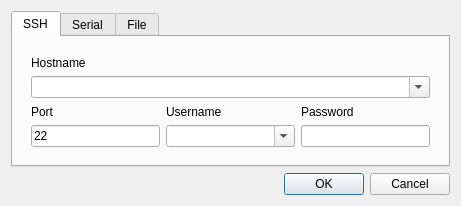
Old version of the form opendialog.ui in the repository cdesjardins/ComBomb.
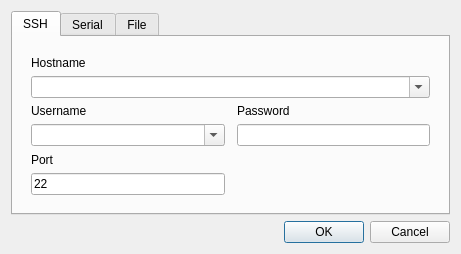
New version of the form. The open tabs and pages were chosen to show the change. Icons and pictures are not drawn.

Commit message: Rearrange opendialog again

```diff
--- a/opendialog.ui
+++ b/opendialog.ui
@@ -7,7 +7,7 @@
     <x>0</x>
     <y>0</y>
     <width>461</width>
-    <height>202</height>
+    <height>250</height>
    </rect>
   </property>
   <property name="sizePolicy">
@@ -36,8 +36,8 @@
       <attribute name="title">
        <string>SSH</string>
       </attribute>
-      <layout class="QVBoxLayout" name="verticalLayout">
-       <item>
+      <layout class="QGridLayout" name="gridLayout_5">
+       <item row="0" column="0">
         <widget class="QWidget" name="widget" native="true">
          <property name="sizePolicy">
           <sizepolicy hsizetype="Expanding" vsizetype="Expanding">
@@ -46,42 +46,10 @@
           </sizepolicy>
          </property>
          <layout class="QGridLayout" name="gridLayout_2">
-          <item row="0" column="0" colspan="3">
-           <widget class="QLabel" name="label_8">
-            <property name="text">
-             <string>Hostname</string>
-            </property>
-           </widget>
+          <item row="7" column="2">
+           <widget class="QLineEdit" name="_passwordLineEdit"/>
           </item>
-          <item row="1" column="0" colspan="3">
-           <widget class="QComboBox" name="_hostNameComboBox">
-            <property name="editable">
-             <bool>true</bool>
-            </property>
-           </widget>
-          </item>
-          <item row="2" column="0">
-           <widget class="QLabel" name="label_9">
-            <property name="text">
-             <string>Port</string>
-            </property>
-           </widget>
-          </item>
-          <item row="2" column="1">
-           <widget class="QLabel" name="label_10">
-            <property name="text">
-             <string>Username</string>
-            </property>
-           </widget>
-          </item>
-          <item row="2" column="2">
-           <widget class="QLabel" name="label_11">
-            <property name="text">
-             <string>Password</string>
-            </property>
-           </widget>
-          </item>
-          <item row="3" column="0">
+          <item row="9" column="0">
            <widget class="QLineEdit" name="_portNumLineEdit">
             <property name="inputMethodHints">
              <set>Qt::ImhDigitsOnly</set>
@@ -91,7 +59,14 @@
             </property>
            </widget>
           </item>
-          <item row="3" column="1">
+          <item row="8" column="0">
+           <widget class="QLabel" name="label_9">
+            <property name="text">
+             <string>Port</string>
+            </property>
+           </widget>
+          </item>
+          <item row="7" column="0">
            <widget class="QComboBox" name="_userNameComboBox">
             <property name="sizePolicy">
              <sizepolicy hsizetype="Expanding" vsizetype="Fixed">
@@ -104,8 +79,33 @@
             </property>
            </widget>
           </item>
-          <item row="3" column="2">
-           <widget class="QLineEdit" name="_passwordLineEdit"/>
+          <item row="6" column="2">
+           <widget class="QLabel" name="label_11">
+            <property name="text">
+             <string>Password</string>
+            </property>
+           </widget>
+          </item>
+          <item row="6" column="0">
+           <widget class="QLabel" name="label_10">
+            <property name="text">
+             <string>Username</string>
+            </property>
+           </widget>
+          </item>
+          <item row="2" column="0">
+           <widget class="QLabel" name="label_8">
+            <property name="text">
+             <string>Hostname</string>
+            </property>
+           </widget>
+          </item>
+          <item row="3" column="0" colspan="3">
+           <widget class="QComboBox" name="_hostNameComboBox">
+            <property name="editable">
+             <bool>true</bool>
+            </property>
+           </widget>
           </item>
          </layout>
         </widget>
```
Left out of the diff: 124 changed lines with no effect on the pictures.
